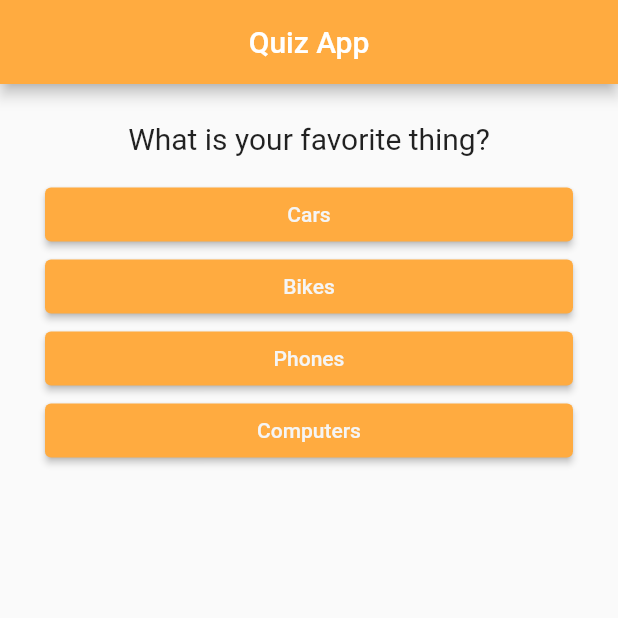
After one commit to SaiVenkatesh007/flutter-prac, a Flutter app: the screen it shows after launch, on a phone screen of 412 x 824 dp, the top half of it. The commit adds this screen. Run offline on Flutter 3.47's test engine with Material 2 defaults, Android fonts, the phone set to English and light mode, and no system bars.

Commit message:
Widget Split
Splitting the app into more widgets

```diff
--- a/quiz_app/lib/main.dart
+++ b/quiz_app/lib/main.dart
@@ -1,7 +1,7 @@
 import 'package:flutter/material.dart';
+import 'package:quiz_app/end.dart';
 
-import './qn.dart';
-import './ans.dart';
+import './quiz.dart';
 
 void main() => runApp(const MyApp());
 
@@ -18,7 +18,7 @@ class MyApp extends StatefulWidget {
 class _MyAppState extends State<MyApp> {
   // const MyApp({super.key});
   var _questionNum = 0;
-  final quesList = [
+  final _quesList = [
     {
       'qnTxt': 'What is your favorite thing?',
       'ans': ['Cars', 'Bikes', 'Phones', 'Computers'],
@@ -58,20 +58,13 @@ class _MyAppState extends State<MyApp> {
               textAlign: TextAlign.center,
             ),
           )),
-      body: _questionNum < quesList.length
-          ? Column(
-              children: [
-                Question(
-                  (quesList[_questionNum])['qnTxt'].toString(),
-                ),
-                ...(quesList[_questionNum]['ans'] as List<String>).map(
-                  (answer) => Answer(_answerFunc, answer),
-                )
-              ],
+      body: _questionNum < _quesList.length
+          ? Quiz(
+              _answerFunc,
+              _quesList,
+              _questionNum,
             )
-          : const Center(
-              child: Text('The Quiz has been finished'),
-            ),
+          : End(),
     ));
   }
 }
--- /dev/null
+++ b/quiz_app/lib/quiz.dart
@@ -0,0 +1,29 @@
+import 'package:flutter/src/widgets/container.dart';
+import 'package:flutter/src/widgets/framework.dart';
+
+import 'package:flutter/material.dart';
+
+import './ans.dart';
+import './qn.dart';
+
+class Quiz extends StatelessWidget {
+  final List<Map<String, Object>> quesList;
+  final int questionNum;
+  final VoidCallback answerFunc;
+
+  Quiz(this.answerFunc, this.quesList, this.questionNum);
+
+  @override
+  Widget build(BuildContext context) {
+    return Column(
+      children: [
+        Question(
+          (quesList[questionNum])['qnTxt'].toString(),
+        ),
+        ...(quesList[questionNum]['ans'] as List<String>).map(
+          (answer) => Answer(answerFunc, answer),
+        )
+      ],
+    );
+  }
+}
```
Also changed, not shown: quiz_app/lib/end.dart (added, +15 -0 lines).
